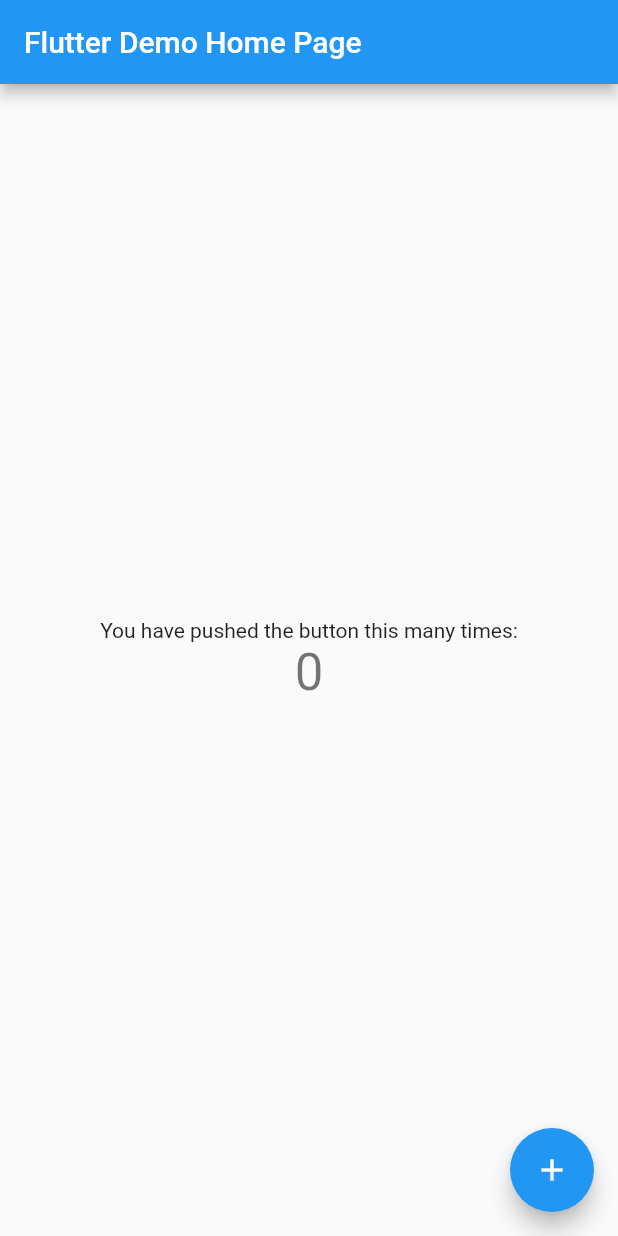
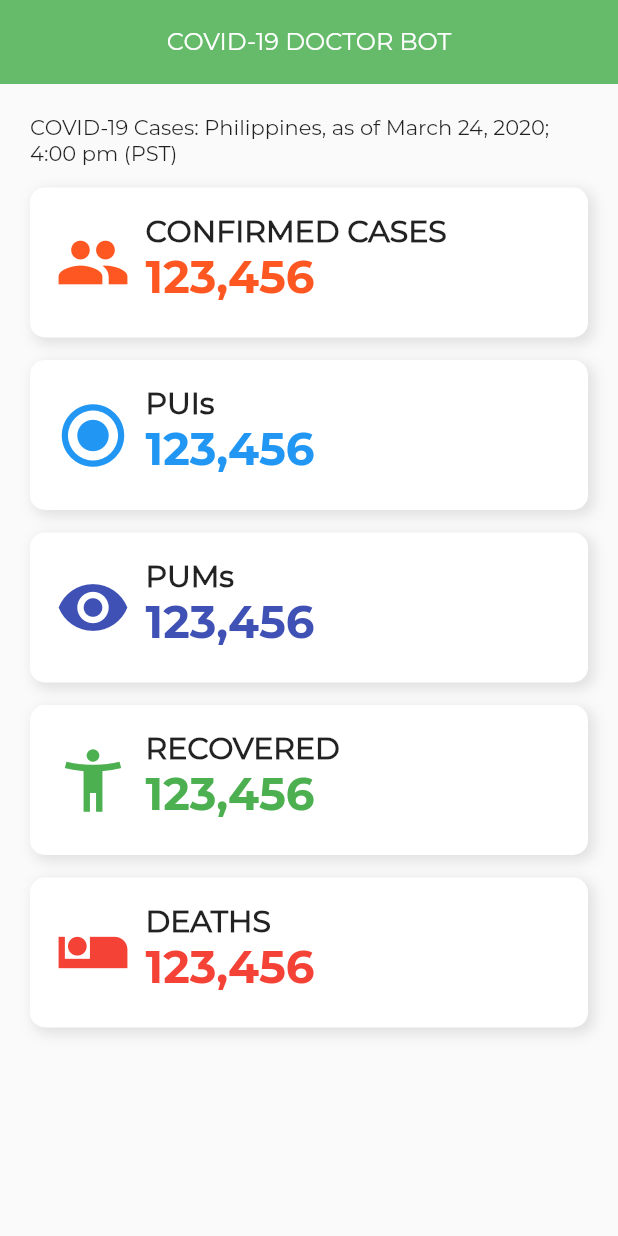
Before and after one commit to ckc64/covid19doctorbot, a Flutter app: the screen it shows after launch, on a phone screen of 412 x 824 dp. Run offline on Flutter 3.47's test engine with Material 2 defaults, Android fonts, the phone set to English and light mode, and no system bars.

Commit message:
home ui done

```diff
--- /dev/null
+++ b/covid19doctorchatbot/lib/home/home.dart
@@ -0,0 +1,146 @@
+import 'package:flutter/material.dart';
+
+class HomePage extends StatefulWidget {
+  @override
+  _HomePageState createState() => _HomePageState();
+}
+
+class _HomePageState extends State<HomePage> {
+  @override
+  Widget build(BuildContext context) {
+    return  Scaffold(
+        appBar: AppBar(
+          elevation: 0,
+          title: Text(
+            "COVID-19 DOCTOR BOT",
+            style: TextStyle(
+              fontSize: 16,
+              color: Colors.white
+            )
+          ),
+          centerTitle: true,
+        ),
+        body: SingleChildScrollView(
+          physics: BouncingScrollPhysics(),
+          child:Padding(
+            padding: const EdgeInsets.all(20),
+            child: Column(
+            crossAxisAlignment: CrossAxisAlignment.center,
+            mainAxisAlignment: MainAxisAlignment.center,
+            children: <Widget>[
+              Container(
+                 padding: EdgeInsets.only(bottom:15),
+                width: MediaQuery.of(context).size.width,
+                child:Text("COVID-19 Cases: Philippines, as of March 24, 2020; 4:00 pm (PST)",
+                style: TextStyle(
+                  fontFamily: 'Montserrat-Regular'
+                ),
+                )
+              ),
+              dataContainer(
+                txtTitle: "CONFIRMED CASES",
+                txtNumberOfCases: "123,456",
+                icon: Icon(Icons.people,size: 50,color:Colors.deepOrange),
+                colors: Colors.deepOrange
+              ),
+              SizedBox(height: 15,),
+              dataContainer(
+                txtTitle: "PUIs",
+                txtNumberOfCases: "123,456",
+                icon: Icon(Icons.radio_button_checked,size: 50,color:Colors.blue),
+                colors: Colors.blue
+              ),
+               SizedBox(height: 15),
+                  dataContainer(
+                txtTitle: "PUMs",
+                txtNumberOfCases: "123,456",
+                icon: Icon(Icons.remove_red_eye,size: 50,color:Colors.indigo),
+                colors: Colors.indigo
+              ),
+                SizedBox(height: 15),
+                  dataContainer(
+                txtTitle: "RECOVERED",
+                txtNumberOfCases: "123,456",
+                icon: Icon(Icons.accessibility_new,size: 50,color:Colors.green),
+                colors: Colors.green
+              ),
+                 SizedBox(height: 15),
+                  dataContainer(
+                txtTitle: "DEATHS",
+                txtNumberOfCases: "123,456",
+                icon: Icon(Icons.airline_seat_individual_suite,size: 50,color:Colors.red),
+                colors: Colors.red
+              ),
+
+
+            ],
+        ),
+          ),
+      ),
+    );
+  }
+
+Widget dataContainer({String txtTitle,Icon icon,String txtNumberOfCases,Color colors}){
+
+  return Container(
+               padding: EdgeInsets.all(17),
+                width: MediaQuery.of(context).size.width,
+                height: 100,
+                decoration: BoxDecoration(
+                  color: Colors.white,
+                  borderRadius: BorderRadius.all(
+                    Radius.circular(10)
+                  ),
+                 boxShadow: [
+
+                   BoxShadow(
+                  color: Colors.grey[300],
+
+                  blurRadius: 7.0, // has the effect of softening the shadow
+                  spreadRadius: 1, // has the effect of extending the shadow
+                  offset: Offset(
+                    3.0, // horizontal, move right 10
+                    3.0, // vertical, move down 10
+                ),
+              )
+                 ]
+
+                ),
+                child: Row(
+                  children: <Widget>[
+                    icon,
+                    SizedBox(width: 10,),
+                    Column(
+                      children: <Widget>[
+                            Container(
+                      width: MediaQuery.of(context).size.width*.65,
+
+                      child: Text(txtTitle,
+                      style: TextStyle(
+                        fontFamily: 'Montserrat-Regular',
+                        fontWeight: FontWeight.w700,
+                        fontSize: 20
+                      ),
+                      ),
+                          ),
+                                  Container(
+                      width: MediaQuery.of(context).size.width*.65,
+
+                      child: Text(txtNumberOfCases,
+                      style: TextStyle(
+                        color:colors,
+                        fontFamily: 'Montserrat-Bold',
+                        fontSize: 30
+                      ),
+                      ),
+                          ),
+                      ],
+                    )
+
+                  ],
+                ),
+
+              );
+}
+
+}
--- a/covid19doctorchatbot/lib/main.dart
+++ b/covid19doctorchatbot/lib/main.dart
@@ -1,111 +1,19 @@
+import 'package:covid19doctorchatbot/home/home.dart';
 import 'package:flutter/material.dart';
 
 void main() => runApp(MyApp());
 
 class MyApp extends StatelessWidget {
-  // This widget is the root of your application.
+
   @override
   Widget build(BuildContext context) {
     return MaterialApp(
-      title: 'Flutter Demo',
+      debugShowCheckedModeBanner: false,
       theme: ThemeData(
-        // This is the theme of your application.
-        //
-        // Try running your application with "flutter run". You'll see the
-        // application has a blue toolbar. Then, without quitting the app, try
-        // changing the primarySwatch below to Colors.green and then invoke
-        // "hot reload" (press "r" in the console where you ran "flutter run",
-        // or simply save your changes to "hot reload" in a Flutter IDE).
-        // Notice that the counter didn't reset back to zero; the application
-        // is not restarted.
-        primarySwatch: Colors.blue,
+        primaryColor: Colors.green[400],
+        fontFamily: 'Montserrat-Regular',
       ),
-      home: MyHomePage(title: 'Flutter Demo Home Page'),
+      home: HomePage(),
     );
   }
 }
-
-class MyHomePage extends StatefulWidget {
-  MyHomePage({Key key, this.title}) : super(key: key);
-
-  // This widget is the home page of your application. It is stateful, meaning
-  // that it has a State object (defined below) that contains fields that affect
-  // how it looks.
-
-  // This class is the configuration for the state. It holds the values (in this
-  // case the title) provided by the parent (in this case the App widget) and
-  // used by the build method of the State. Fields in a Widget subclass are
-  // always marked "final".
-
-  final String title;
-
-  @override
-  _MyHomePageState createState() => _MyHomePageState();
-}
-
-class _MyHomePageState extends State<MyHomePage> {
-  int _counter = 0;
-
-  void _incrementCounter() {
-    setState(() {
-      // This call to setState tells the Flutter framework that something has
-      // changed in this State, which causes it to rerun the build method below
-      // so that the display can reflect the updated values. If we changed
-      // _counter without calling setState(), then the build method would not be
-      // called again, and so nothing would appear to happen.
-      _counter++;
-    });
-  }
-
-  @override
-  Widget build(BuildContext context) {
-    // This method is rerun every time setState is called, for instance as done
-    // by the _incrementCounter method above.
-    //
-    // The Flutter framework has been optimized to make rerunning build methods
-    // fast, so that you can just rebuild anything that needs updating rather
-    // than having to individually change instances of widgets.
-    return Scaffold(
-      appBar: AppBar(
-        // Here we take the value from the MyHomePage object that was created by
-        // the App.build method, and use it to set our appbar title.
-        title: Text(widget.title),
-      ),
-      body: Center(
-        // Center is a layout widget. It takes a single child and positions it
-        // in the middle of the parent.
-        child: Column(
-          // Column is also a layout widget. It takes a list of children and
-          // arranges them vertically. By default, it sizes itself to fit its
-          // children horizontally, and tries to be as tall as its parent.
-          //
-          // Invoke "debug painting" (press "p" in the console, choose the
-          // "Toggle Debug Paint" action from the Flutter Inspector in Android
-          // Studio, or the "Toggle Debug Paint" command in Visual Studio Code)
-          // to see the wireframe for each widget.
-          //
-          // Column has various properties to control how it sizes itself and
-          // how it positions its children. Here we use mainAxisAlignment to
-          // center the children vertically; the main axis here is the vertical
-          // axis because Columns are vertical (the cross axis would be
-          // horizontal).
-          mainAxisAlignment: MainAxisAlignment.center,
-          children: <Widget>[
-            Text(
-              'You have pushed the button this many times:',
-            ),
-            Text(
-              '$_counter',
-              style: Theme.of(context).textTheme.display1,
-            ),
-          ],
-        ),
-      ),
-      floatingActionButton: FloatingActionButton(
-        onPressed: _incrementCounter,
-        tooltip: 'Increment',
-        child: Icon(Icons.add),
-      ), // This trailing comma makes auto-formatting nicer for build methods.
-    );
-  }
-}
```
Also changed, not shown: covid19doctorchatbot/pubspec.yaml (+18 -45 lines), covid19doctorchatbot/assets/fonts/FredokaOne-Regular.ttf (added), covid19doctorchatbot/assets/fonts/Montserrat-Bold.ttf (added), covid19doctorchatbot/assets/fonts/Montserrat-Light.ttf (added), covid19doctorchatbot/assets/fonts/Montserrat-Medium.ttf (added), covid19doctorchatbot/assets/fonts/Montserrat-Regular.ttf (added), 1 other file.
